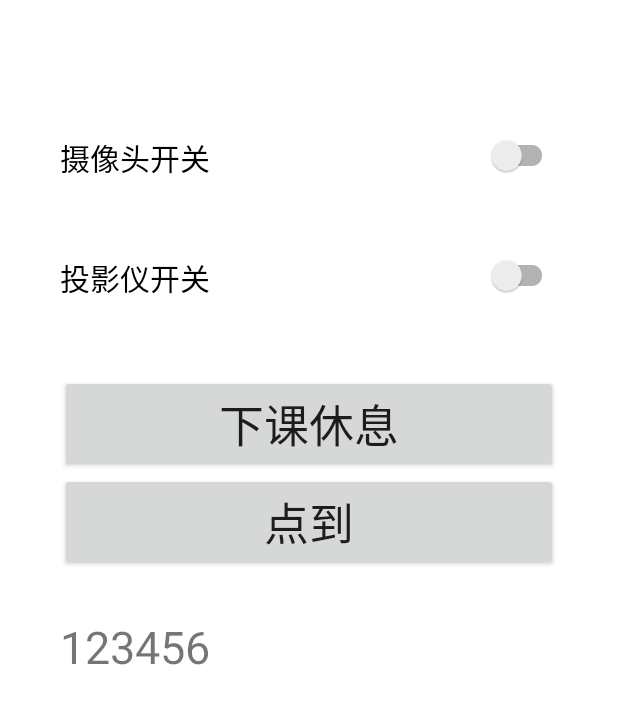
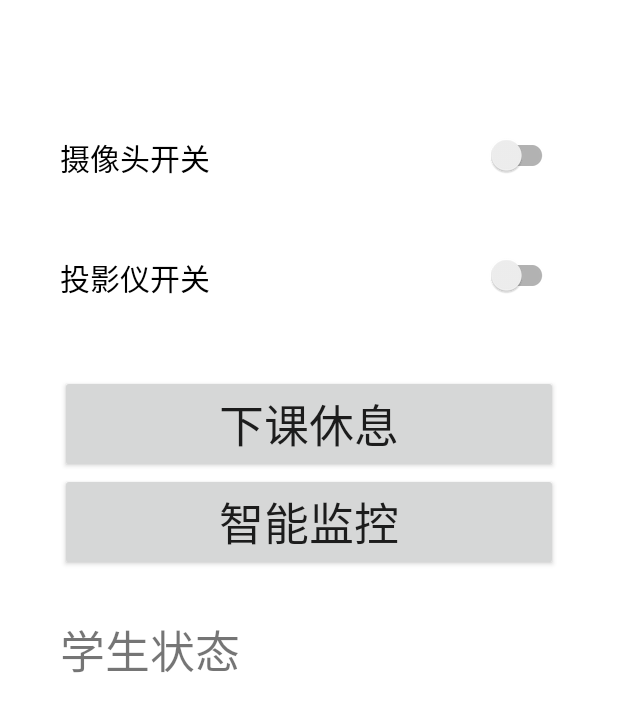
Before and after one commit to SaKiiiiiiiii/GitTest, an Android app: the TeachActivity screen opened directly, with no data from a screen before it, on a phone screen of 412 x 824 dp. Shown: the top 712 px of the screen. Run offline under Robolectric (Android 15) with nearby library versions, the phone set to English and light mode, and no system bars; libraries missing offline, so code that uses them is left out: com.facebook.drawee, com.suke.widget; plain views replace SwitchButton; 6 statements that could not run were skipped.

Commit message:
aiclassroom + face 2

```diff
--- a/AIClassroom-android/demo/src/main/java/cn/bingoogolapple/bgabanner/demo/ui/activity/TeachActivity.java
+++ b/AIClassroom-android/demo/src/main/java/cn/bingoogolapple/bgabanner/demo/ui/activity/TeachActivity.java
@@ -59,6 +59,7 @@ public class TeachActivity extends AppCompatActivity {
                 //TODO do your job
                 if(isChecked) {
                     Toast.makeText(getApplicationContext(), "开启摄像头", Toast.LENGTH_SHORT).show();
+                    new Thread(checkThread).start();
                 }
                 else {
                     Toast.makeText(getApplicationContext(), "关闭摄像头", Toast.LENGTH_SHORT).show();
@@ -104,7 +105,7 @@ public class TeachActivity extends AppCompatActivity {
         check.setOnClickListener(new View.OnClickListener() {
             @Override
             public void onClick(View v) {
-                new Thread(checkThread).start();
+                new Thread(postThread).start();
             }
         });
 
@@ -118,7 +119,7 @@ public class TeachActivity extends AppCompatActivity {
 
     private void initView(){
         mTvMsg = (TextView) findViewById(R.id.status);
-        new Thread(postThread).start();
+
 
     }
 
--- a/AIClassroom-android/demo/src/main/res/layout/activity_teach.xml
+++ b/AIClassroom-android/demo/src/main/res/layout/activity_teach.xml
@@ -113,7 +113,7 @@
 
             android:id="@+id/check"
 
-            android:text="点到"
+            android:text="智能监控"
             android:textSize="30sp"/>
 
     </LinearLayout>
```
Also changed, not shown: 5 other files.
